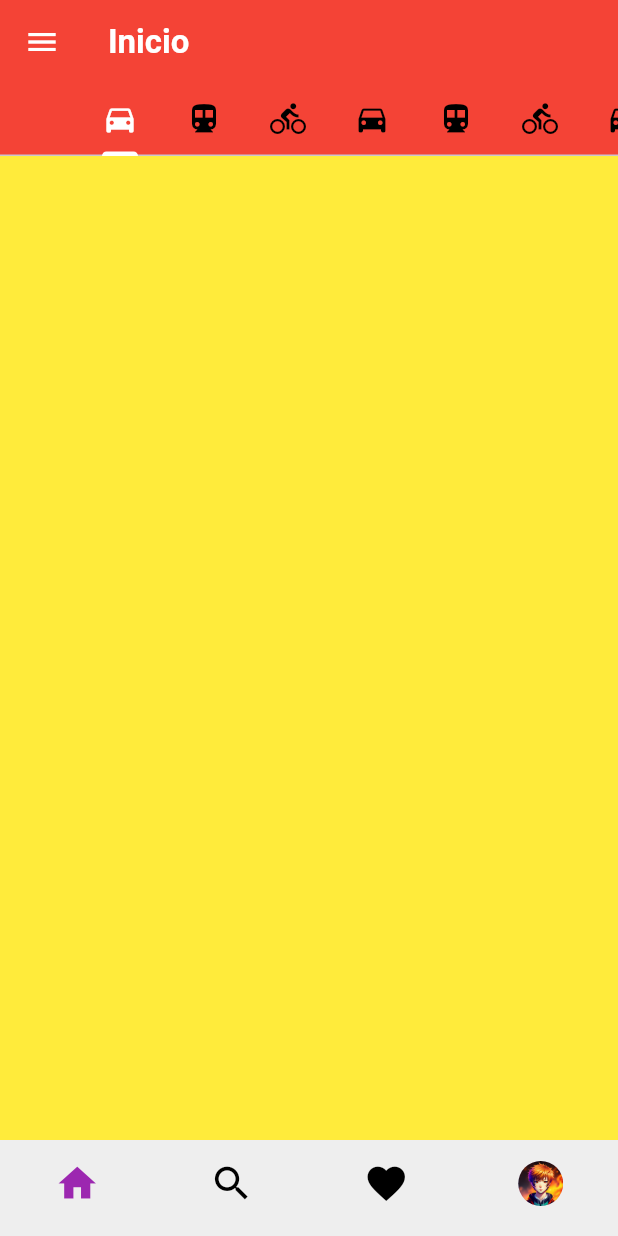
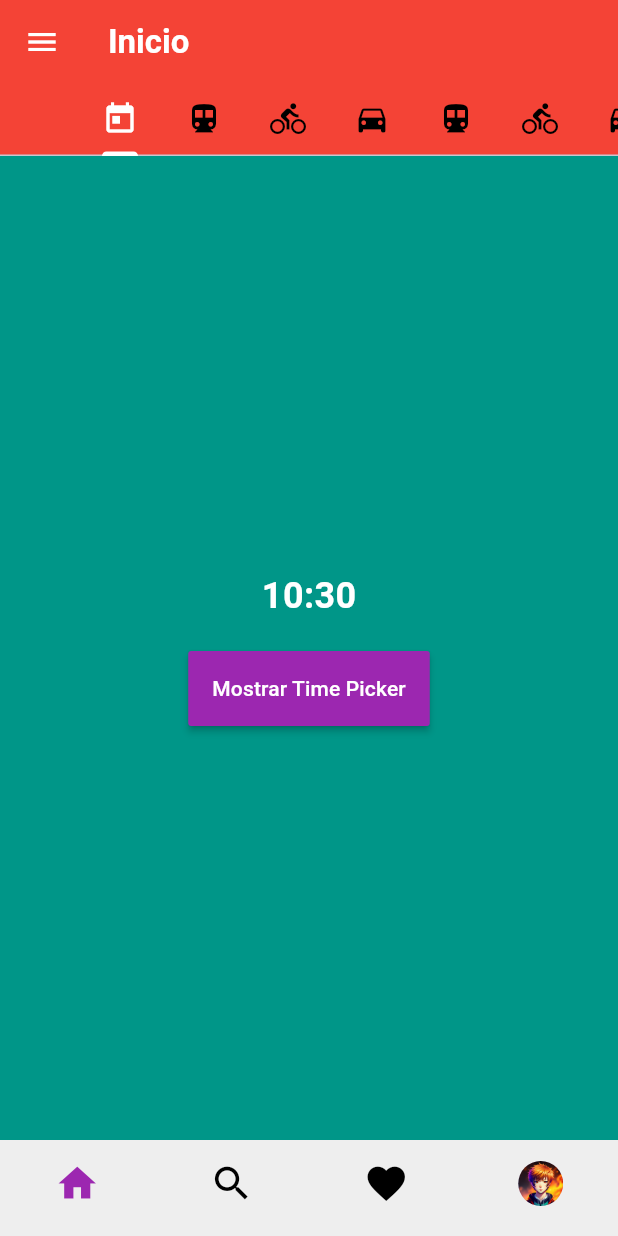
Before and after one commit to ManuViola77/hello_world_flutter, a Flutter app: the screen it shows after launch, on a phone screen of 412 x 824 dp. Run offline on Flutter 3.47's test engine with Material 3 defaults, Android fonts, the phone set to English and light mode, and no system bars.

```diff
--- a/lib/main.dart
+++ b/lib/main.dart
@@ -205,7 +205,7 @@ class HomePage extends StatelessWidget {
                 unselectedLabelColor: Colors.black,
                 indicatorColor: Colors.white,
                 tabs: const [
-                  Tab(icon: Icon(Icons.directions_car)),
+                  Tab(icon: Icon(Icons.today)),
                   Tab(icon: Icon(Icons.directions_transit)),
                   Tab(icon: Icon(Icons.directions_bike)),
                   Tab(icon: Icon(Icons.directions_car)),
@@ -222,16 +222,16 @@ class HomePage extends StatelessWidget {
             Expanded(
               child: TabBarView(
                 children: [
-                  Container(color: Colors.yellow),
+                  CalendarPage(),
+                  Container(color: Colors.lightBlue),
+                  Container(color: Colors.green),
+                  Container(color: Colors.indigo),
                   Container(color: Colors.blue),
                   Container(color: Colors.green),
-                  Container(color: Colors.yellow),
+                  Container(color: Colors.lightBlue),
                   Container(color: Colors.blue),
                   Container(color: Colors.green),
-                  Container(color: Colors.yellow),
-                  Container(color: Colors.blue),
-                  Container(color: Colors.green),
-                  Container(color: Colors.yellow),
+                  Container(color: Colors.cyan),
                 ]
               )
             )
@@ -239,6 +239,63 @@ class HomePage extends StatelessWidget {
         )
       ),
     );
+  }
+}
+
+class CalendarPage extends StatefulWidget {
+  const CalendarPage({super.key});
+
+  @override
+  State<CalendarPage> createState() => _CalendarPageState();
+}
+
+class _CalendarPageState extends State<CalendarPage> {
+  TimeOfDay _timeOfDay = TimeOfDay.now();
+
+  @override
+  Widget build(BuildContext context) {
+    return Container(
+      color: Colors.teal,
+      child: Center(
+        child: Column(
+          mainAxisAlignment: MainAxisAlignment.center,
+          crossAxisAlignment: CrossAxisAlignment.center,
+          children: [
+            Text(
+              '${_timeOfDay.hour.toString().padLeft(2, '0')}:${_timeOfDay.minute.toString().padLeft(2, '0')}',
+              style: const TextStyle(
+                fontSize: 24,
+                fontWeight: FontWeight.bold,
+                color: Colors.white,
+              )
+            ),
+            const SizedBox(height: 20),
+            MaterialButton(
+              onPressed: () => _selectTime(context),
+              height: 50,
+              color: Colors.purple,
+              child: const Text(
+                'Mostrar Time Picker',
+                style: TextStyle(color: Colors.white)
+              ),
+            )
+          ]
+        )
+      )
+    );
+  }
+
+  Future<void> _selectTime(BuildContext context) async {
+    TimeOfDay? pickedTime = await showTimePicker(
+      context: context,
+      initialTime: _timeOfDay,
+    );
+
+    if(pickedTime != null) {
+      setState(() {
+        _timeOfDay = pickedTime;
+      });
+    }
   }
 }
 
```
